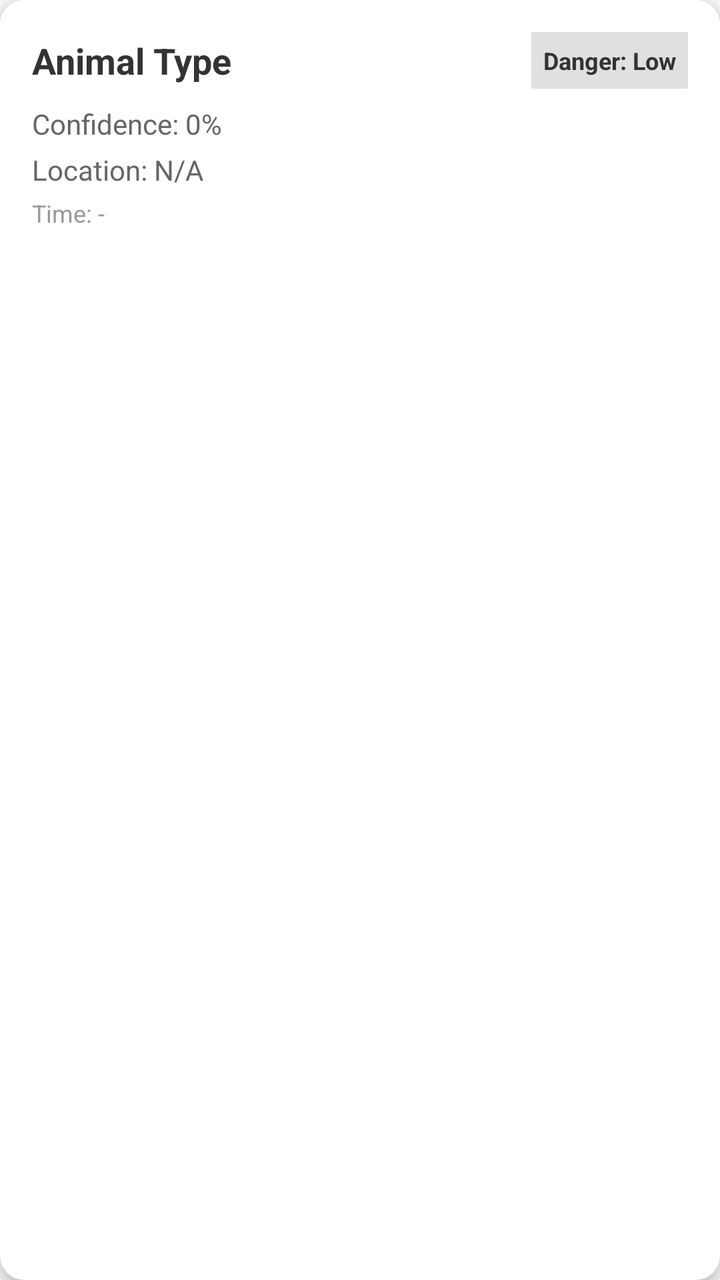
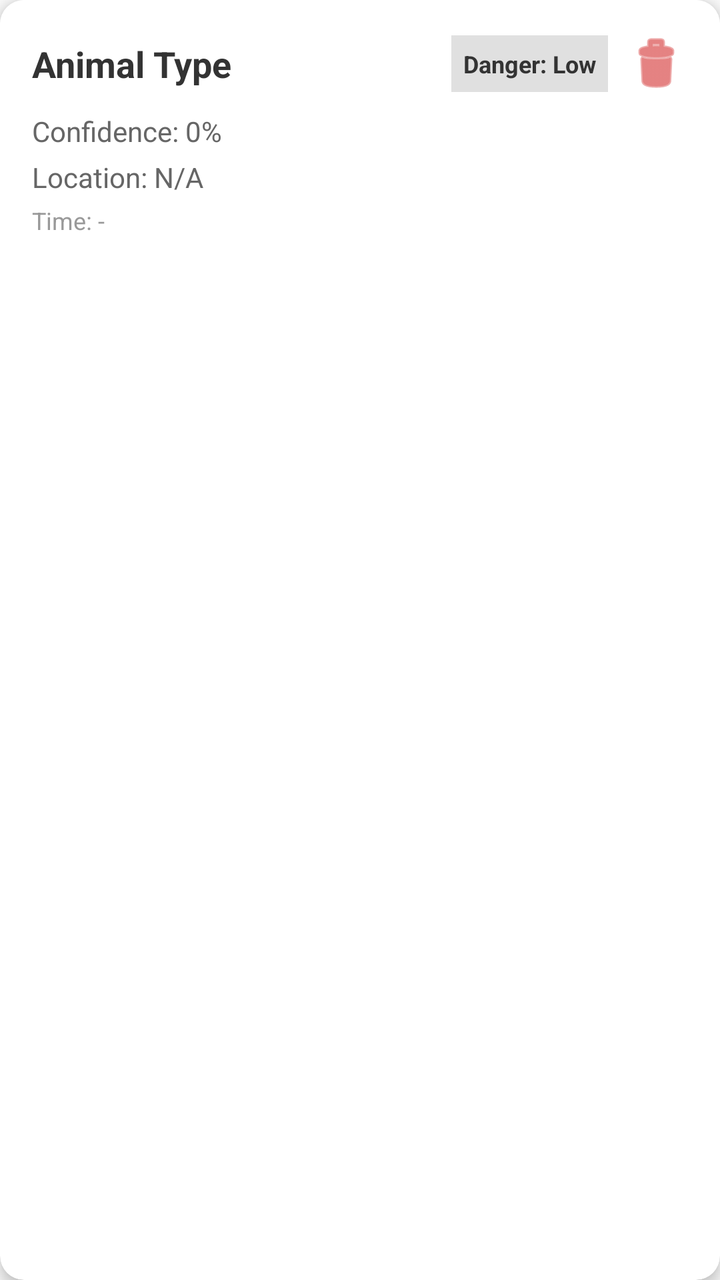

Compare the two renders of this Android layout. The source of the first and the diff that turns it into the second are given below.
<!-- AndroidManifest.xml: application theme Theme.AnimalAlert -->
<!-- res/layout/item_detection.xml -->
<?xml version="1.0" encoding="utf-8"?>
<androidx.cardview.widget.CardView xmlns:android="http://schemas.android.com/apk/res/android"
    xmlns:app="http://schemas.android.com/apk/res-auto"
    android:id="@+id/cardDetection"
    android:layout_width="match_parent"
    android:layout_height="wrap_content"
    android:layout_marginBottom="12dp"
    app:cardCornerRadius="12dp"
    app:cardElevation="4dp"
    android:clickable="true"
    android:focusable="true"
    android:foreground="?android:attr/selectableItemBackground">

    <LinearLayout
        android:layout_width="match_parent"
        android:layout_height="wrap_content"
        android:orientation="vertical"
        android:padding="16dp"
        android:background="#FFFFFF">

        <LinearLayout
            android:layout_width="match_parent"
            android:layout_height="wrap_content"
            android:orientation="horizontal"
            android:gravity="center_vertical"
            android:layout_marginBottom="8dp">

            <TextView
                android:id="@+id/tvAnimalType"
                android:layout_width="0dp"
                android:layout_height="wrap_content"
                android:layout_weight="1"
                android:text="Animal Type"
                android:textSize="18sp"
                android:textStyle="bold"
                android:textColor="#333333" />

            <TextView
                android:id="@+id/tvDangerLevel"
                android:layout_width="wrap_content"
                android:layout_height="wrap_content"
                android:text="Danger: Low"
                android:textSize="12sp"
                android:textStyle="bold"
                android:padding="6dp"
                android:background="#E0E0E0"
                android:textColor="#333333" />
        </LinearLayout>

        <TextView
            android:id="@+id/tvConfidence"
            android:layout_width="match_parent"
            android:layout_height="wrap_content"
            android:text="Confidence: 0%"
            android:textSize="14sp"
            android:textColor="#666666"
            android:layout_marginBottom="4dp" />

        <TextView
            android:id="@+id/tvLocation"
            android:layout_width="match_parent"
            android:layout_height="wrap_content"
            android:text="Location: N/A"
            android:textSize="14sp"
            android:textColor="#666666"
            android:layout_marginBottom="4dp" />

        <TextView
            android:id="@+id/tvTime"
            android:layout_width="match_parent"
            android:layout_height="wrap_content"
            android:text="Time: -"
            android:textSize="12sp"
            android:textColor="#999999" />

    </LinearLayout>
</androidx.cardview.widget.CardView>
<!-- resources referenced by this layout -->
<resources>
  <style name="Theme.AnimalAlert" parent="Theme.AppCompat.Light.NoActionBar">
          <item name="colorPrimary">@color/purple_500</item>
          <item name="colorPrimaryDark">@color/purple_700</item>
          <item name="colorAccent">@color/teal_200</item>
          <item name="android:statusBarColor">@color/purple_700</item>
      </style>
  <color name="purple_500">#7944C7</color>
  <color name="purple_700">#3700B3</color>
  <color name="teal_200">#03DAC5</color>
</resources>

<!-- the commit's change to res/layout/item_detection.xml (unified diff, before → after) -->
@@ -45,6 +45,16 @@
                 android:padding="6dp"
                 android:background="#E0E0E0"
                 android:textColor="#333333" />
+
+            <ImageButton
+                android:id="@+id/btnDelete"
+                android:layout_width="32dp"
+                android:layout_height="32dp"
+                android:layout_marginStart="8dp"
+                android:background="?attr/selectableItemBackgroundBorderless"
+                android:src="@android:drawable/ic_menu_delete"
+                app:tint="#D32F2F"
+                android:contentDescription="Delete detection" />
         </LinearLayout>
 
         <TextView
